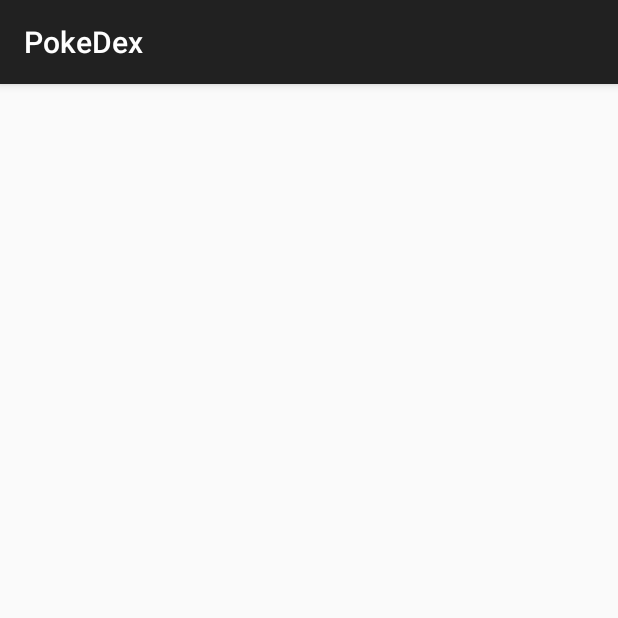
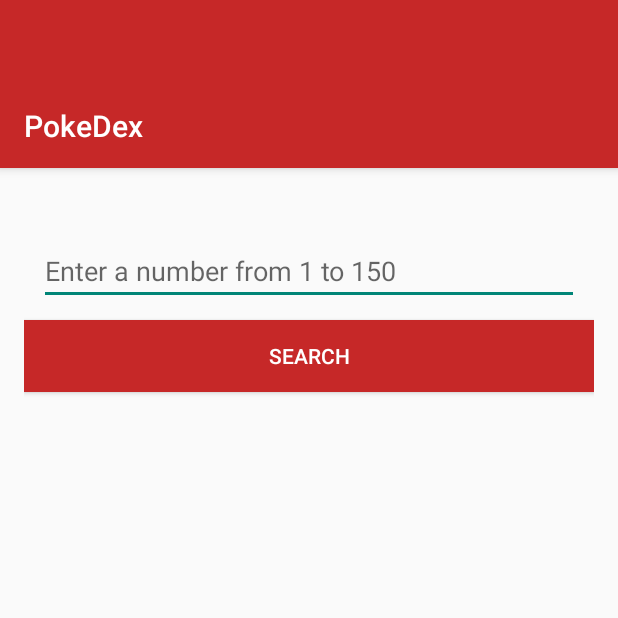
Before and after one commit to lmkalg/tp-seginf, an Android app: the MainActivity screen opened directly, with no data from a screen before it, on a phone screen of 412 x 824 dp, the top half of it. Run offline under Robolectric (Android 15) with nearby library versions, the phone set to English and light mode, and no system bars.

Commit message:
first pokemon api version

```diff
--- a/PokeDex/app/build.gradle
+++ b/PokeDex/app/build.gradle
@@ -22,4 +22,6 @@
 dependencies {
     compile fileTree(dir: 'libs', include: ['*.jar'])
     compile 'com.android.support:appcompat-v7:22.2.0'
+
+    compile 'com.squareup.retrofit:retrofit:1.9.0'
 }
--- a/PokeDex/app/src/main/res/layout/activity_main.xml
+++ b/PokeDex/app/src/main/res/layout/activity_main.xml
@@ -2,16 +2,33 @@
     xmlns:tools="http://schemas.android.com/tools"
     android:layout_width="match_parent"
     android:layout_height="match_parent"
+    android:orientation="vertical"
     android:paddingBottom="@dimen/activity_vertical_margin"
     android:paddingLeft="@dimen/activity_horizontal_margin"
     android:paddingRight="@dimen/activity_horizontal_margin"
     android:paddingTop="@dimen/activity_vertical_margin"
-    tools:context=".MainActivity"
-    android:orientation="vertical">
+    tools:context=".MainActivity">
 
     <ImageView
         android:id="@+id/image"
         android:layout_width="wrap_content"
-        android:layout_height="wrap_content" />
+        android:layout_height="wrap_content"
+        android:layout_margin="10dp" />
+
+    <EditText
+        android:id="@+id/inputEditText"
+        android:layout_width="match_parent"
+        android:layout_height="wrap_content"
+        android:layout_margin="10dp"
+        android:hint="@string/input_hint"
+        android:inputType="number" />
+
+    <Button
+        android:layout_width="match_parent"
+        android:layout_height="wrap_content"
+        android:background="@color/red"
+        android:onClick="search"
+        android:text="@string/search"
+        android:textColor="@color/white" />
 
 </LinearLayout>
--- /dev/null
+++ b/PokeDex/app/src/main/res/values/colors.xml
@@ -0,0 +1,8 @@
+<?xml version="1.0" encoding="utf-8"?>
+<resources>
+
+    <item name="red" type="color">#C62828</item>
+    <item name="white" type="color">#FFFFFF</item>
+    <item name="black" type="color">#000000</item>
+
+</resources>
--- a/PokeDex/app/src/main/res/values/strings.xml
+++ b/PokeDex/app/src/main/res/values/strings.xml
@@ -1,6 +1,6 @@
 <resources>
     <string name="app_name">PokeDex</string>
 
-    <string name="hello_world">Hello world!</string>
-    <string name="action_settings">Settings</string>
+    <string name="input_hint">Enter a number from 1 to 150</string>
+    <string name="search">Search</string>
 </resources>
--- a/PokeDex/app/src/main/res/values/styles.xml
+++ b/PokeDex/app/src/main/res/values/styles.xml
@@ -1,8 +1,20 @@
 <resources>
 
-    <!-- Base application theme. -->
-    <style name="AppTheme" parent="Theme.AppCompat.Light.DarkActionBar">
-        <!-- Customize your theme here. -->
+    <style name="CustomActionBarTheme" parent="@style/Theme.AppCompat.Light.DarkActionBar">
+        <item name="android:actionBarStyle">@style/MyActionBar</item>
+        <item name="android:windowNoTitle">false</item>
+        <item name="android:windowActionBar">true</item>
+
+        <!-- Support library compatibility -->
+        <item name="actionBarStyle">@style/MyActionBar</item>
+    </style>
+
+    <!-- ActionBar styles -->
+    <style name="MyActionBar" parent="@style/Widget.AppCompat.Light.ActionBar.Solid.Inverse">
+        <item name="android:background">@color/red</item>
+
+        <!-- Support library compatibility -->
+        <item name="background">@color/red</item>
     </style>
 
 </resources>
```
Also changed, not shown: PokeDex/app/src/main/AndroidManifest.xml (+8 -1 lines), PokeDex/app/src/main/java/com/seginf/pokedex/DisplayPokemonActivity.java (added, +98 -0 lines), PokeDex/app/src/main/java/com/seginf/pokedex/MainActivity.java (+18 -0 lines), PokeDex/app/src/main/java/com/seginf/pokedex/Pokemon.java (added, +71 -0 lines), PokeDex/app/src/main/java/com/seginf/pokedex/PokemonAPI.java (added, +12 -0 lines), PokeDex/app/src/main/res/layout/activity_display_pokemon.xml (added, +62 -0 lines).
